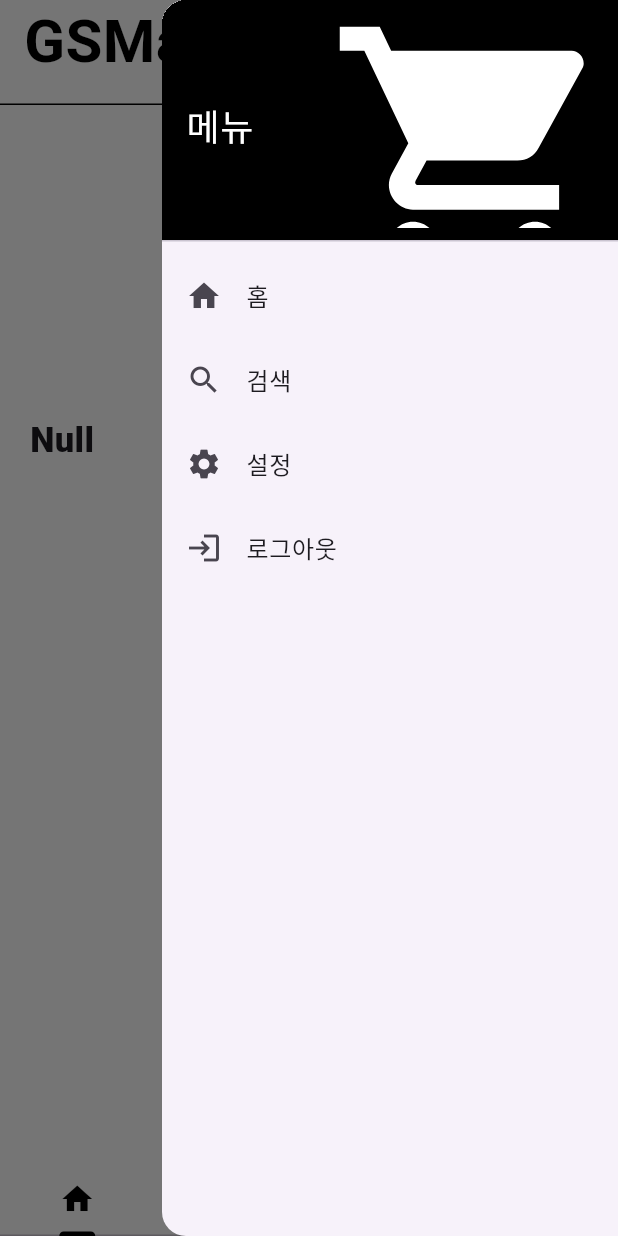
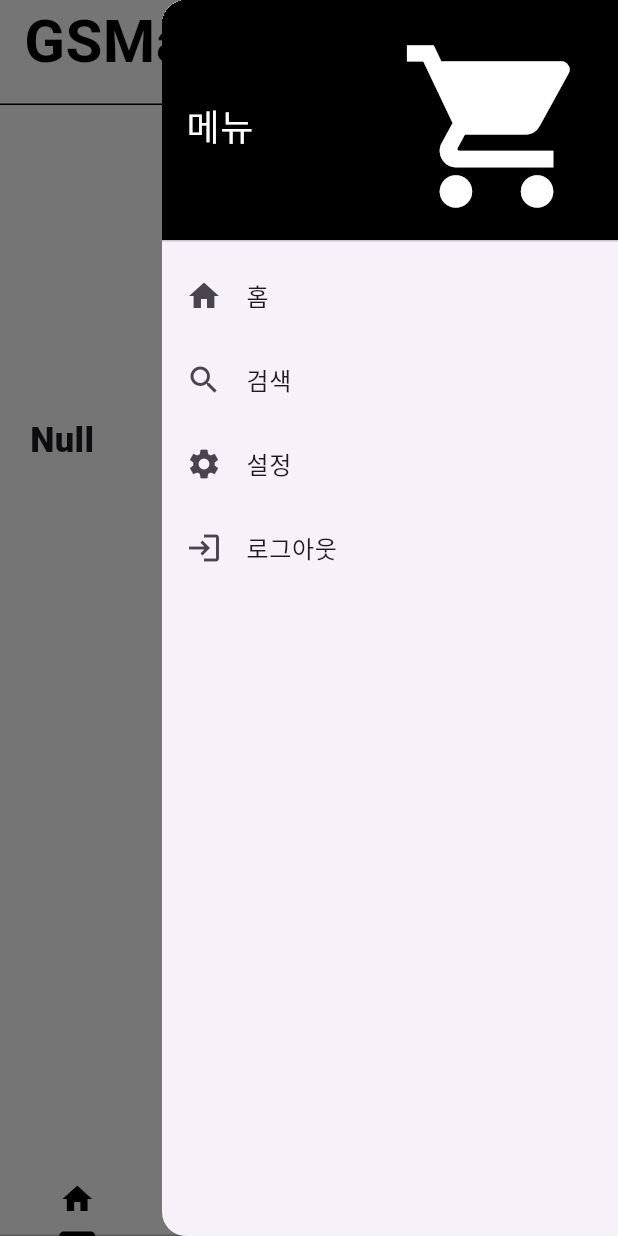
Before and after one commit to bluemoon983/ideafestival_ios, a Flutter app: the screen it shows after launch, with the side drawer open, on a phone screen of 412 x 824 dp. Run offline on Flutter 3.47's test engine with Material 3 defaults, Android fonts, the phone set to English and light mode, and no system bars.

Commit message:
new-widget

```diff
--- a/lib/screens/main_screens.dart
+++ b/lib/screens/main_screens.dart
@@ -3,6 +3,7 @@ import 'package:iosgsmarket/screens/mypage_screens.dart';
 import 'package:iosgsmarket/screens/option_screens.dart';
 import 'package:iosgsmarket/screens/search_screens.dart';
 import 'package:iosgsmarket/widgets/shopping_widget.dart';
+import 'package:iosgsmarket/widgets/writing_widget.dart';
 
 class MainScreens extends StatelessWidget {
   const MainScreens({super.key});
@@ -10,17 +11,40 @@ class MainScreens extends StatelessWidget {
   @override
   Widget build(BuildContext context) {
     return DefaultTabController(
-      length: 3, // Number of tabs
+      length: 4, // Updated to match the number of tabs
       child: Scaffold(
         backgroundColor: Colors.white,
-        appBar: PreferredSize(
-          preferredSize: const Size.fromHeight(70.0), // Adjust the height here
+        appBar: _buildAppBar(context),
+        bottomNavigationBar: const TabBar(
+          tabs: <Widget>[
+            Tab(icon: Icon(Icons.home)),
+            Tab(icon: Icon(Icons.shopping_bag)),
+            Tab(icon: Icon(Icons.edit)),
+            Tab(icon: Icon(Icons.chat)),
+          ],
+          labelColor: Colors.black,
+          unselectedLabelColor: Colors.grey,
+          indicatorColor: Colors.black,
+        ),
+        endDrawer: _buildMenuDrawer(context),
+        body: const TabBarView(
+          children: <Widget>[
+            _HomeTab(),
+            ShoppingWidget(),
+            WritingWidget(),
+            WritingWidget(), // Adjusted this as needed
+          ],
+        ),
+      ),
+    );
+  }
+
+  PreferredSizeWidget _buildAppBar(BuildContext context) {
+    return PreferredSize(
+      preferredSize: const Size.fromHeight(70.0),
       child: AppBar(
         shape: const Border(
-              bottom: BorderSide(
-                color: Colors.black,
-                width: 1,
-              ),
+          bottom: BorderSide(color: Colors.black, width: 1),
         ),
         backgroundColor: Colors.white,
         title: const Hero(
@@ -39,144 +63,109 @@ class MainScreens extends StatelessWidget {
         ),
         actions: [
           IconButton(
-                onPressed: () {
-                  Navigator.push(
-                    context,
-                    MaterialPageRoute(
-                      builder: (context) => const SearchScreens(),
-                    ),
-                  );
-                },
+            onPressed: () => _navigateTo(context, const SearchScreens()),
             icon: const Icon(Icons.search),
           ),
           IconButton(
-                onPressed: () {
-                  Navigator.push(
-                    context,
-                    MaterialPageRoute(
-                      builder: (context) => const MypageScreens(),
-                    ),
-                  );
-                },
+            onPressed: () => _navigateTo(context, const MypageScreens()),
             icon: const Icon(Icons.account_circle_rounded),
           ),
           Builder(
             builder: (context) => IconButton(
               icon: const Icon(Icons.menu),
-                  onPressed: () {
-                    Scaffold.of(context).openEndDrawer();
-                  },
+              onPressed: () => Scaffold.of(context).openEndDrawer(),
             ),
           ),
         ],
       ),
-        ),
-        bottomNavigationBar: const TabBar(
-          tabs: <Widget>[
-            Tab(
-              icon: Icon(Icons.home),
-            ),
-            Tab(
-              icon: Icon(Icons.shopping_bag),
-            ),
-            Tab(
-              icon: Icon(Icons.edit),
-            ),
-            Tab(
-              icon: Icon(Icons.chat),
-            ),
-          ],
-          labelColor: Colors.black,
-          unselectedLabelColor: Colors.grey,
-          indicatorColor: Colors.black,
-        ),
-        endDrawer: Drawer(
+    );
+  }
+
+  Drawer _buildMenuDrawer(BuildContext context) {
+    return Drawer(
       child: ListView(
         padding: EdgeInsets.zero,
         children: [
-              DrawerHeader(
-                decoration: const BoxDecoration(
-                  color: Colors.black,
+          _buildDrawerHeader(),
+          _buildDrawerItem(
+            icon: Icons.home,
+            text: '홈',
+            onTap: () => Navigator.pop(context),
           ),
+          _buildDrawerItem(
+            icon: Icons.search,
+            text: '검색',
+            onTap: () => _navigateTo(context, const SearchScreens()),
+          ),
+          _buildDrawerItem(
+            icon: Icons.settings,
+            text: '설정',
+            onTap: () => _navigateTo(context, const OptionScreens()),
+          ),
+          _buildDrawerItem(
+            icon: Icons.login_outlined,
+            text: '로그아웃',
+            onTap: () {},
+          ),
+        ],
+      ),
+    );
+  }
+
+  DrawerHeader _buildDrawerHeader() {
+    return const DrawerHeader(
+      decoration: BoxDecoration(color: Colors.black),
       child: ClipRect(
         child: Row(
           mainAxisAlignment: MainAxisAlignment.spaceBetween,
           children: [
-                      const Text(
+            Text(
               '메뉴',
-                        style: TextStyle(
-                          color: Colors.white,
-                          fontSize: 24,
+              style: TextStyle(color: Colors.white, fontSize: 24),
             ),
-                      ),
-                      Transform.scale(
-                        scale: 1.5, // Adjust the scale factor as needed
-                        child: Transform.translate(
-                          offset: const Offset(
-                              -10, 10), // Adjust the offset if needed
-                          child: const Icon(
+            Icon(
               Icons.shopping_cart,
               color: Colors.white,
-                            size: 130, // Adjust the size of the icon as needed
-                          ),
-                        ),
+              size: 130,
             ),
           ],
         ),
       ),
-              ),
-              ListTile(
-                leading: const Icon(Icons.home),
-                title: const Text('홈'),
-                onTap: () {
-                  Navigator.pop(context);
-                },
-              ),
-              ListTile(
-                leading: const Icon(Icons.search),
-                title: const Text('검색'),
-                onTap: () {
+    );
+  }
+
+  ListTile _buildDrawerItem({
+    required IconData icon,
+    required String text,
+    required GestureTapCallback onTap,
+  }) {
+    return ListTile(
+      leading: Icon(icon),
+      title: Text(text),
+      onTap: onTap,
+    );
+  }
+
+  void _navigateTo(BuildContext context, Widget destination) {
     Navigator.push(
       context,
-                    MaterialPageRoute(
-                      builder: (context) => const SearchScreens(),
-                    ),
+      MaterialPageRoute(builder: (context) => destination),
     );
-                },
-              ),
-              ListTile(
-                leading: const Icon(Icons.settings),
-                title: const Text('설정'),
-                onTap: () {
-                  Navigator.push(
-                    context,
-                    MaterialPageRoute(
-                      builder: (context) => const OptionScreens(),
-                    ),
-                  );
-                },
-              ),
-              ListTile(
-                leading: const Icon(Icons.login_outlined),
-                title: const Text('로그아웃'),
-                onTap: () {},
-              ),
-            ],
-          ),
-        ),
-        body: const TabBarView(
-          children: <Widget>[
-            SingleChildScrollView(
+  }
+}
+
+class _HomeTab extends StatelessWidget {
+  const _HomeTab();
+
+  @override
+  Widget build(BuildContext context) {
+    return const SingleChildScrollView(
       child: Padding(
-                padding: EdgeInsets.symmetric(
-                  horizontal: 20,
-                ),
+        padding: EdgeInsets.symmetric(horizontal: 20),
         child: Column(
           crossAxisAlignment: CrossAxisAlignment.start,
           children: [
-                    SizedBox(
-                      height: 15,
-                    ),
+            SizedBox(height: 15),
             Row(
               mainAxisAlignment: MainAxisAlignment.end,
               children: [
@@ -191,43 +180,27 @@ class MainScreens extends StatelessWidget {
                         fontWeight: FontWeight.w800,
                       ),
                     ),
-                            SizedBox(
-                              height: 10,
-                            ),
+                    SizedBox(height: 10),
                     Text(
                       "GSMarket에 온걸 환영해요",
-                              style: TextStyle(
-                                fontSize: 20,
-                              ),
+                      style: TextStyle(fontSize: 20),
                     ),
                     Text(
                       "중고거래를 시작해 볼까요?",
-                              style: TextStyle(
-                                fontSize: 23,
-                              ),
+                      style: TextStyle(fontSize: 23),
                     ),
                   ],
                 ),
               ],
             ),
-                    SizedBox(
-                      height: 60,
-                    ),
-                    SizedBox(
-                      child: Text(
+            SizedBox(height: 60),
+            Text(
               "Null",
               style: TextStyle(
                 fontSize: 23,
                 fontWeight: FontWeight.w900,
               ),
             ),
-                    ),
-                  ],
-                ),
-              ),
-            ),
-            ShoppingWidget(),
-            OptionScreens(),
           ],
         ),
       ),
```
Also changed, not shown: lib/widgets/chat_widget.dart (added, +12 -0 lines), lib/widgets/writing_widget.dart (added, +12 -0 lines). Lines whose indentation alone changed are shown as unchanged.
